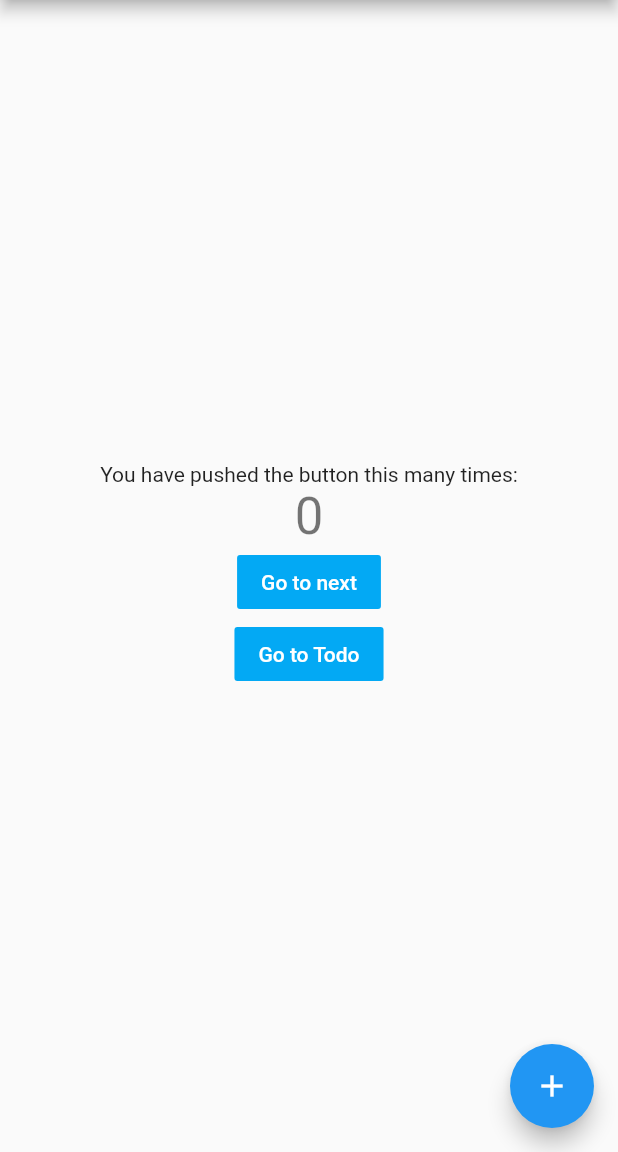
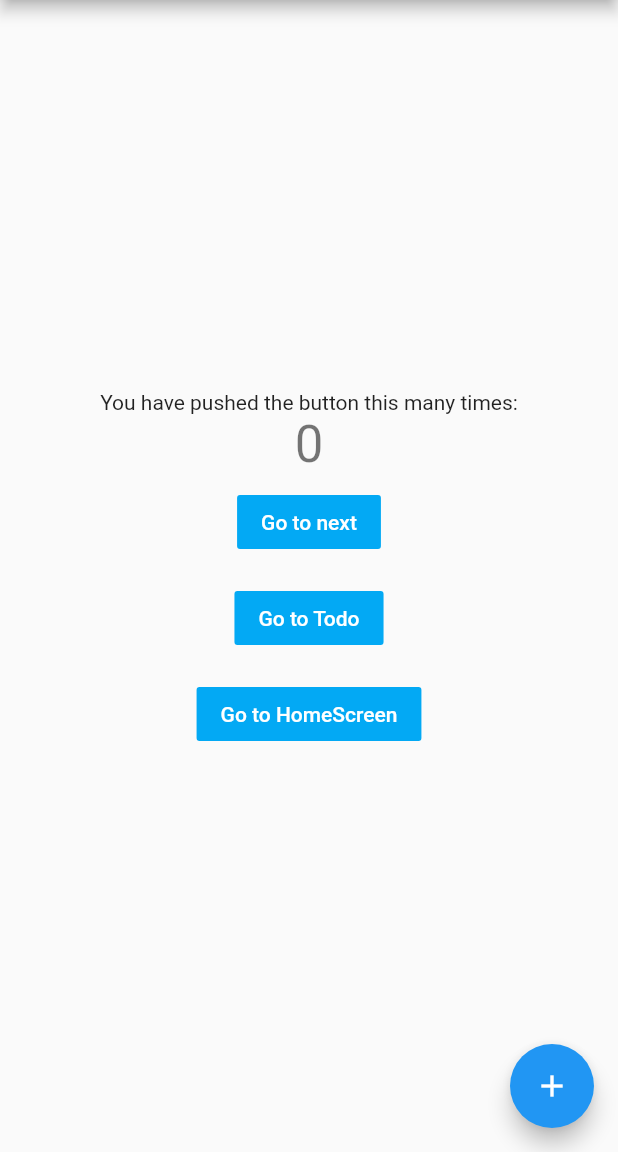
Before and after one commit to kakueki61/flutter_sample, a Flutter app: the screen it shows after launch, on a phone screen of 412 x 824 dp, the part 84-1236 px from its top. Run offline on Flutter 3.47's test engine with Material 2 defaults, Android fonts, the phone set to English and light mode, and no system bars.

Commit message:
Adds the transition to HomeScreen from main

```diff
--- a/lib/main.dart
+++ b/lib/main.dart
@@ -1,6 +1,7 @@
 import 'package:flutter/material.dart';
 import 'next_screen.dart';
 import 'todo_screen.dart';
+import 'home_screen.dart';
 
 void main() => runApp(new MyApp());
 
@@ -53,16 +54,30 @@ class _MyHomePageState extends State<MyHomePage> {
               '$_counter',
               style: Theme.of(context).textTheme.display1,
             ),
-            new FlatButton(
+            new Padding(
+              padding: const EdgeInsets.all(8.0),
+              child: new FlatButton(
                 child: new Text('Go to next'),
                 textColor: Colors.white,
                 color: Colors.lightBlue,
                 onPressed: _navigateToNext),
-            new FlatButton(
+            ),
+            new Padding(
+              padding: const EdgeInsets.all(8.0),
+              child: new FlatButton(
                 child: new Text('Go to Todo'),
                 textColor: Colors.white,
                 color: Colors.lightBlue,
                 onPressed: _navigateToTodo),
+            ),
+            new Padding(
+              padding: const EdgeInsets.all(8.0),
+              child: new FlatButton(
+                child: new Text('Go to HomeScreen'),
+                textColor: Colors.white,
+                color: Colors.lightBlue,
+                onPressed: _navigateToHome),
+            ),
           ],
         ),
       ),
@@ -85,4 +100,10 @@ class _MyHomePageState extends State<MyHomePage> {
       new TodoScreen()
     ));
   }
+
+  void _navigateToHome() {
+    Navigator.push(context, new MaterialPageRoute(builder: (context) =>
+      new HomeScreen()
+    ));
   }
+}
```
Lines whose indentation alone changed are shown as unchanged.
